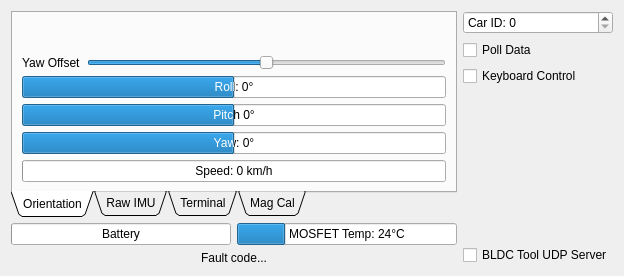
Above: Linux/RC_Car_Tool/carinterface.ui from vedderb/rise_sdvp before the change. Below: the same form after it.
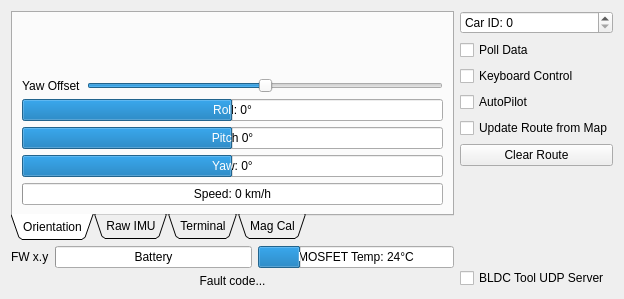
That is the form after the change. Custom widgets are drawn as their Qt base class.

The edit to the form file:
```diff
--- a/Linux/RC_Car_Tool/carinterface.ui
+++ b/Linux/RC_Car_Tool/carinterface.ui
@@ -7,7 +7,7 @@
     <x>0</x>
     <y>0</y>
     <width>624</width>
-    <height>276</height>
+    <height>299</height>
    </rect>
   </property>
   <property name="windowTitle">
@@ -255,6 +255,13 @@
      </item>
      <item>
       <layout class="QHBoxLayout" name="horizontalLayout">
+       <item>
+        <widget class="QLabel" name="fwLabel">
+         <property name="text">
+          <string>FW x.y</string>
+         </property>
+        </widget>
+       </item>
        <item>
         <widget class="QProgressBar" name="batteryBar">
          <property name="value">
@@ -318,6 +325,27 @@
        </property>
       </widget>
      </item>
+     <item>
+      <widget class="QCheckBox" name="autopilotBox">
+       <property name="text">
+        <string>AutoPilot</string>
+       </property>
+      </widget>
+     </item>
+     <item>
+      <widget class="QCheckBox" name="updateRouteFromMapBox">
+       <property name="text">
+        <string>Update Route from Map</string>
+       </property>
+      </widget>
+     </item>
+     <item>
+      <widget class="QPushButton" name="clearRouteButton">
+       <property name="text">
+        <string>Clear Route</string>
+       </property>
+      </widget>
+     </item>
      <item>
       <spacer name="verticalSpacer">
        <property name="orientation">
```
